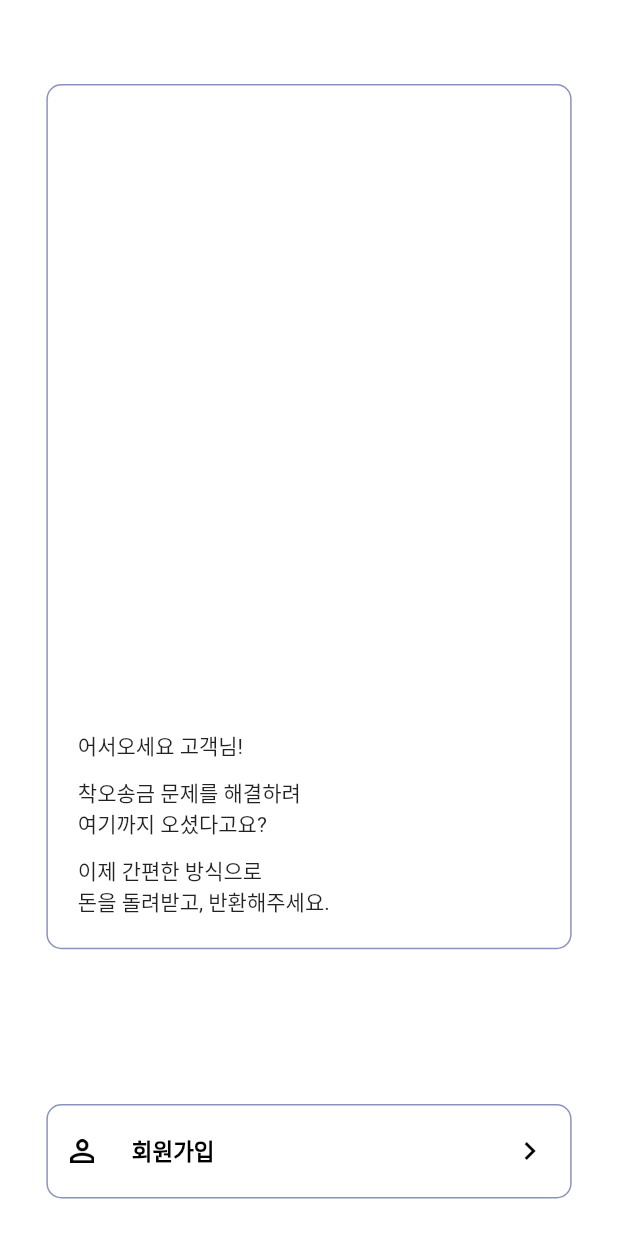
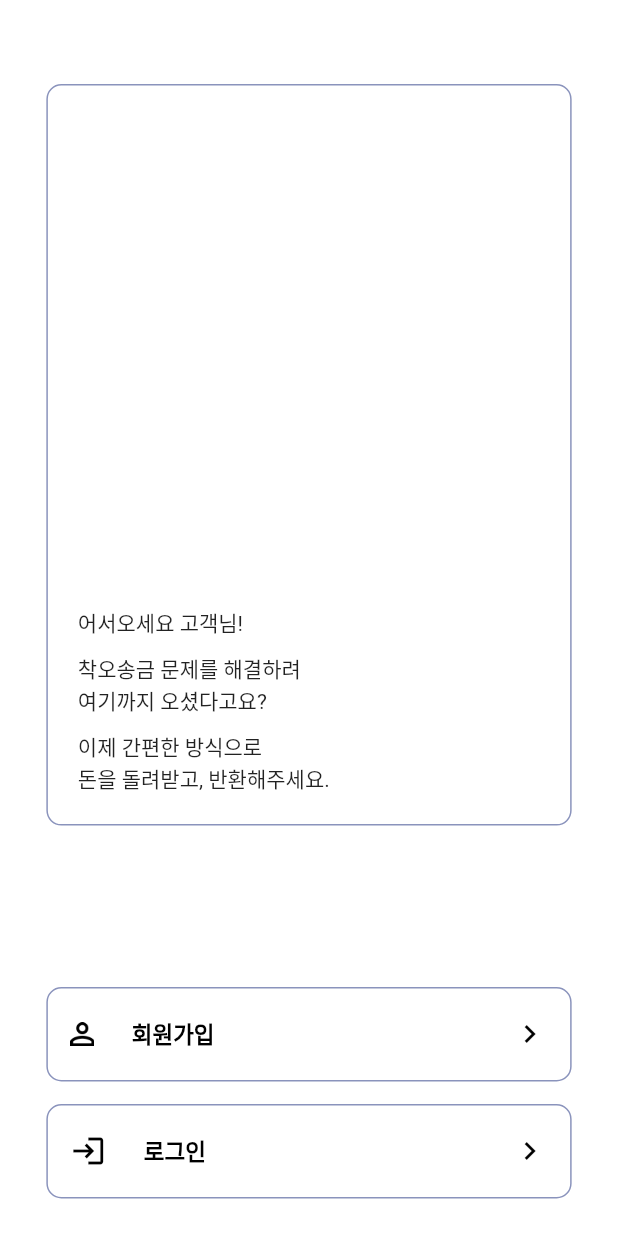
Before and after one commit to Error-Remittance/frontend, a Flutter app: the screen it shows after launch, on a phone screen of 412 x 824 dp. Run offline on Flutter 3.47's test engine with Material 2 defaults, Android fonts, the phone set to English and light mode, and no system bars; our stand-ins replace flutter_screenutil, local_auth, modal_bottom_sheet, page_transition.

Commit message:
docs: login button added

```diff
--- a/lib/register/signUpStart.dart
+++ b/lib/register/signUpStart.dart
@@ -26,7 +26,7 @@ class _SignUpStartState extends State<SignUpStartPage> {
             children: <Widget>[
               Container(
                   width: MediaQuery.of(context).size.width * 0.85,
-                  height: MediaQuery.of(context).size.height * 0.7,
+                  height: MediaQuery.of(context).size.height * 0.6,
                   decoration: BoxDecoration(
                     color: Colors.white,
                     border: Border.all(color: const Color(0xff8a93bc)),
@@ -66,7 +66,7 @@ class _SignUpStartState extends State<SignUpStartPage> {
                 child: SizedBox(),
               ),
               Container(
-                margin: const EdgeInsets.only(bottom: 25),
+                margin: const EdgeInsets.only(bottom: 15),
                 child: ElevatedButton(
                   onPressed: () {
                     Navigator.push(
@@ -118,6 +118,48 @@ class _SignUpStartState extends State<SignUpStartPage> {
                   ),
                 ),
               ),
+              Container(
+                margin: const EdgeInsets.only(bottom: 25),
+                child: ElevatedButton(
+                  onPressed: () {},
+                  child: Row(
+                    mainAxisAlignment: MainAxisAlignment.start,
+                    children: const [
+                      Icon(
+                        Icons.login,
+                        color: Colors.black,
+                      ),
+                      SizedBox(
+                        width: 10,
+                      ),
+                      Text(
+                        '    로그인',
+                        style: TextStyle(
+                          fontSize: 15,
+                          color: Colors.black,
+                          fontWeight: FontWeight.w800,
+                        ),
+                      ),
+                      Spacer(),
+                      Icon(Icons.chevron_right, color: Colors.black,),
+                    ],
+                  ),
+                  style: ElevatedButton.styleFrom(
+                    elevation: 0,
+                    animationDuration: const Duration(days: 10000),
+                    splashFactory: NoSplash.splashFactory,
+                    fixedSize: Size(
+                        MediaQuery.of(context).size.width * 0.85,
+                        63
+                    ),
+                    shape: RoundedRectangleBorder(
+                      borderRadius: BorderRadius.circular(10),
+                    ),
+                    primary: Colors.white,
+                    side: const BorderSide(width:1, color: Color(0xff8a93bc)),
+                  ),
+                ),
+              ),
             ],
           ),
         )
```
